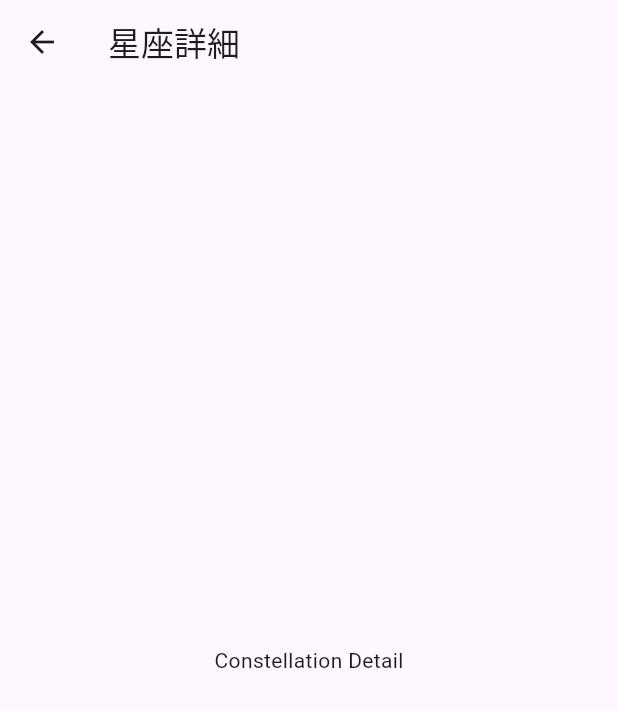
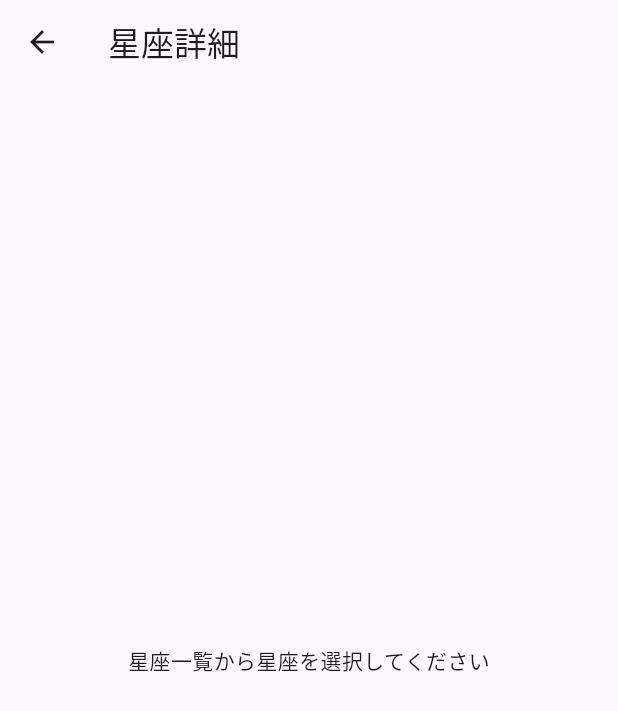
Before and after one commit to muramasa111/mobile, a Flutter app: the screen it shows after launch, after a tap on "星座詳細", on a phone screen of 412 x 824 dp. Shown: the top 711 px of the screen. Run offline on Flutter 3.47's test engine with Material 3 defaults, Android fonts, the phone set to English and light mode, and no system bars.

Commit message:
選んだ星座の情報を表示する機能を追加

```diff
--- a/starguide/lib/ConstellationDetail.dart
+++ b/starguide/lib/ConstellationDetail.dart
@@ -1,11 +1,42 @@
 import 'package:flutter/material.dart';
+import 'models/constellation.dart';
 
 class ConstellationDetail extends StatelessWidget {
+  final Constellation? constellation;
+
+  const ConstellationDetail({
+    super.key,
+    this.constellation,
+  });
+
   @override
   Widget build(BuildContext context) {
+    final selectedConstellation = constellation;
+
     return Scaffold(
-      appBar: AppBar(title: Text("星座詳細")),
-      body: Center(child: Text("Constellation Detail")),
+      appBar: AppBar(title: Text(selectedConstellation?.name ?? "星座詳細")),
+      body: selectedConstellation == null
+          ? Center(child: Text("星座一覧から星座を選択してください"))
+          : Padding(
+              padding: EdgeInsets.all(16),
+              child: Column(
+                crossAxisAlignment: CrossAxisAlignment.start,
+                children: [
+                  Text(
+                    selectedConstellation.name,
+                    style: TextStyle(
+                      fontSize: 28,
+                      fontWeight: FontWeight.bold,
+                    ),
+                  ),
+                  SizedBox(height: 12),
+                  Text(selectedConstellation.description),
+                  SizedBox(height: 24),
+                  Text("星の数: ${selectedConstellation.stars.length}"),
+                  Text("星座線の数: ${selectedConstellation.edges.length}"),
+                ],
+              ),
+            ),
     );
   }
 }
--- a/starguide/lib/ConstellationList.dart
+++ b/starguide/lib/ConstellationList.dart
@@ -1,5 +1,6 @@
 import 'package:flutter/material.dart';
 import 'data/constellation_data.dart';
+import 'ConstellationDetail.dart';
 
 class ConstellationList extends StatelessWidget {
   @override
@@ -14,6 +15,16 @@ class ConstellationList extends StatelessWidget {
           return ListTile(
             title: Text(constellation.name),
             subtitle: Text(constellation.description),
+            onTap: () {
+              Navigator.push(
+                context,
+                MaterialPageRoute(
+                  builder: (context) => ConstellationDetail(
+                    constellation: constellation,
+                  ),
+                ),
+              );
+            },
           );
         },
       ),
```
Also changed, not shown: 1 other file.
